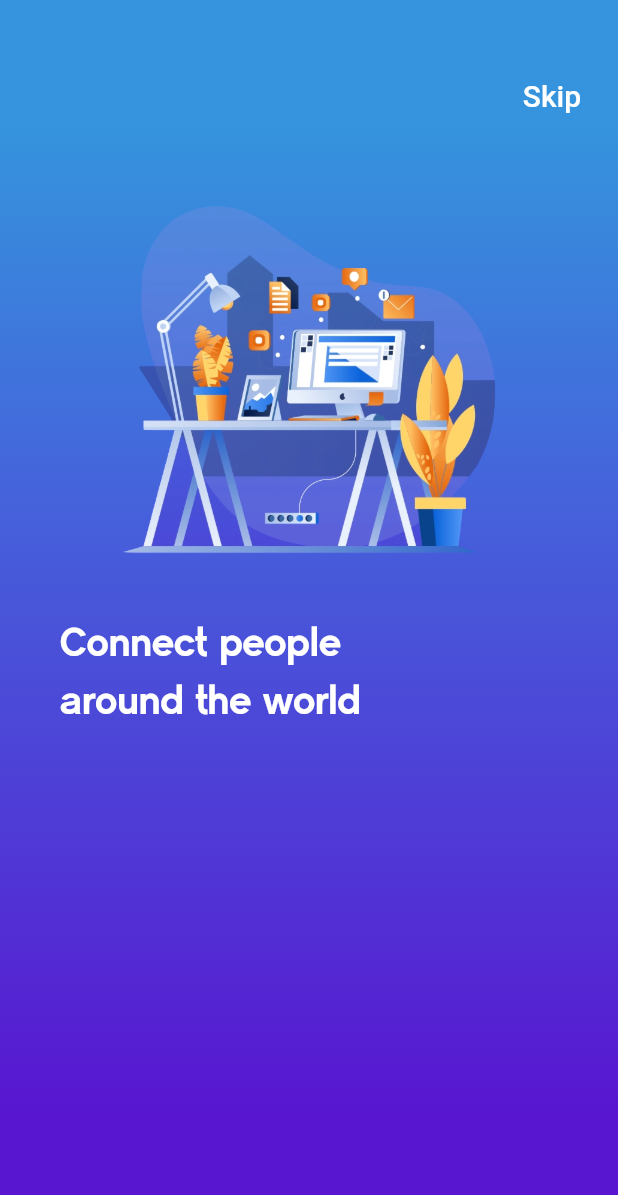
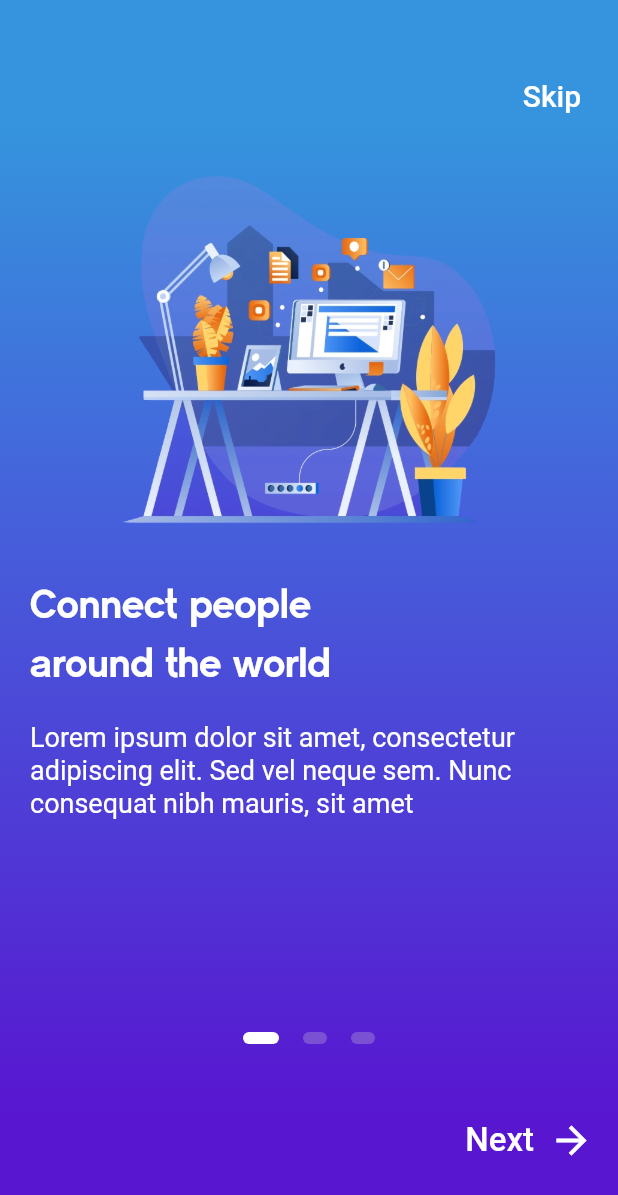
Before and after one commit to Nikuspokus/onBoarding, a Flutter app: the screen it shows after launch, on a phone screen of 412 x 824 dp. Shown: the top 1195 px of the screen. Run offline on Flutter 3.47's test engine with Material 2 defaults, Android fonts, the phone set to English and light mode, and no system bars.

Commit message:
tuto onboarding fini

```diff
--- a/lib/screens/onboarding_screen.dart
+++ b/lib/screens/onboarding_screen.dart
@@ -1,6 +1,6 @@
 import 'package:flutter/material.dart';
 import 'package:flutter/services.dart';
-import 'package:flutter_onboarding_ui/utilities/style.dart';
+import 'package:flutter_onboarding_ui/utilities/styles.dart';
 
 class OnboardingScreen extends StatefulWidget {
   @override
@@ -8,9 +8,30 @@ class OnboardingScreen extends StatefulWidget {
 }
 
 class _OnboardingScreenState extends State<OnboardingScreen> {
-  final int _numpages = 3;
+  final int _numPages = 3;
   final PageController _pageController = PageController(initialPage: 0);
   int _currentPage = 0;
+
+  List<Widget> _buildPageIndicator() {
+    List<Widget> list = [];
+    for (int i = 0; i < _numPages; i++) {
+      list.add(i == _currentPage ? _indicator(true) : _indicator(false));
+    }
+    return list;
+  }
+
+  Widget _indicator(bool isActive) {
+    return AnimatedContainer(
+      duration: Duration(milliseconds: 150),
+      margin: EdgeInsets.symmetric(horizontal: 8.0),
+      height: 8.0,
+      width: isActive ? 24.0 : 16.0,
+      decoration: BoxDecoration(
+        color: isActive ? Colors.white : Color(0xFF7B51D3),
+        borderRadius: BorderRadius.all(Radius.circular(12)),
+      ),
+    );
+  }
 
   @override
   Widget build(BuildContext context) {
@@ -61,7 +82,7 @@ class _OnboardingScreenState extends State<OnboardingScreen> {
                     },
                     children: <Widget>[
                       Padding(
-                        padding: EdgeInsets.all(40.0),
+                        padding: EdgeInsets.all(20.0),
                         child: Column(
                           crossAxisAlignment: CrossAxisAlignment.start,
                           children: <Widget>[
@@ -74,23 +95,142 @@ class _OnboardingScreenState extends State<OnboardingScreen> {
                                 width: 250.0,
                               ),
                             ),
-                            SizedBox(height: 30.0),
+                            SizedBox(height: 25.0),
                             Text(
                               "Connect people\naround the world",
                               style: kTitleStyle,
                             ),
-                            SizedBox(height: 15.0),
+                            SizedBox(height: 20.0),
+                            Text(
+                              "Lorem ipsum dolor sit amet, consectetur adipiscing elit. Sed vel neque sem. Nunc consequat nibh mauris, sit amet",
+                              style: kSubtitleStyle,
+                            ),
+                          ],
+                        ),
+                      ),
+                      Padding(
+                        padding: EdgeInsets.all(20.0),
+                        child: Column(
+                          crossAxisAlignment: CrossAxisAlignment.start,
+                          children: <Widget>[
+                            Center(
+                              child: Image(
+                                image: AssetImage(
+                                  'assets/images/onboarding1.png',
+                                ),
+                                height: 250.0,
+                                width: 250.0,
+                              ),
+                            ),
+                            SizedBox(height: 25.0),
+                            Text(
+                              "Live your life smarter\nwith us!",
+                              style: kTitleStyle,
+                            ),
+                            SizedBox(height: 20.0),
+                            Text(
+                              "Lorem ipsum dolor sit amet, consectetur adipiscing elit. Sed vel neque sem. Nunc consequat nibh mauris, sit amet",
+                              style: kSubtitleStyle,
+                            ),
+                          ],
+                        ),
+                      ),
+                      Padding(
+                        padding: EdgeInsets.all(20.0),
+                        child: Column(
+                          crossAxisAlignment: CrossAxisAlignment.start,
+                          children: <Widget>[
+                            Center(
+                              child: Image(
+                                image: AssetImage(
+                                  'assets/images/onboarding2.png',
+                                ),
+                                height: 250.0,
+                                width: 250.0,
+                              ),
+                            ),
+                            SizedBox(height: 25.0),
+                            Text(
+                              "Get a new experience\nof imaination",
+                              style: kTitleStyle,
+                            ),
+                            SizedBox(height: 20.0),
+                            Text(
+                              "Lorem ipsum dolor sit amet, consectetur adipiscing elit. Sed vel neque sem. Nunc consequat nibh mauris, sit amet",
+                              style: kSubtitleStyle,
+                            ),
                           ],
                         ),
                       ),
                     ],
                   ),
                 ),
+                Row(
+                  mainAxisAlignment: MainAxisAlignment.center,
+                  children: _buildPageIndicator(),
+                ),
+                _currentPage != _numPages - 1
+                    ? Expanded(
+                        child: Align(
+                          alignment: FractionalOffset.bottomRight,
+                          child: FlatButton(
+                            onPressed: () {
+                              print('next');
+                              _pageController.nextPage(
+                                duration: Duration(milliseconds: 500),
+                                curve: Curves.ease,
+                              );
+                              print('next');
+                            },
+                            child: Row(
+                              mainAxisAlignment: MainAxisAlignment.center,
+                              mainAxisSize: MainAxisSize.min,
+                              children: <Widget>[
+                                Text(
+                                  'Next',
+                                  style: TextStyle(
+                                      color: Colors.white, fontSize: 22.0),
+                                ),
+                                SizedBox(width: 10.0),
+                                Icon(
+                                  Icons.arrow_forward,
+                                  color: Colors.white,
+                                  size: 30.0,
+                                )
+                              ],
+                            ),
+                          ),
+                        ),
+                      )
+                    : Text('')
               ],
             ),
           ),
         ),
       ),
+      bottomSheet: _currentPage == _numPages - 1
+          ? Container(
+              height: 100.0,
+              width: double.infinity,
+              color: Colors.white,
+              child: GestureDetector(
+                onTap: () => print('Get started'),
+              child: Center(
+                child: Padding(
+                  padding: EdgeInsets.only(bottom: 30.0),
+                  child: Text(
+                    'Get started',
+                    style: TextStyle(
+                      color: Color(0xFF5816D0),
+                      fontSize: 20.0,
+                      fontWeight: FontWeight.bold,
+                    ),
+                  ),
+                ),
+              ),
+              ),
+            )
+          : Text(''),
     );
   }
 }
```
Also changed, not shown: lib/utilities/styles.dart (renamed from lib/utilities/style.dart).
